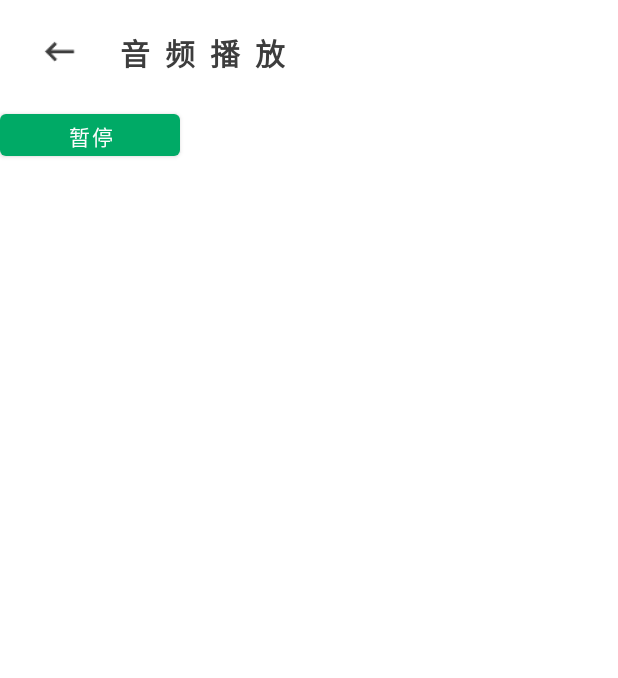
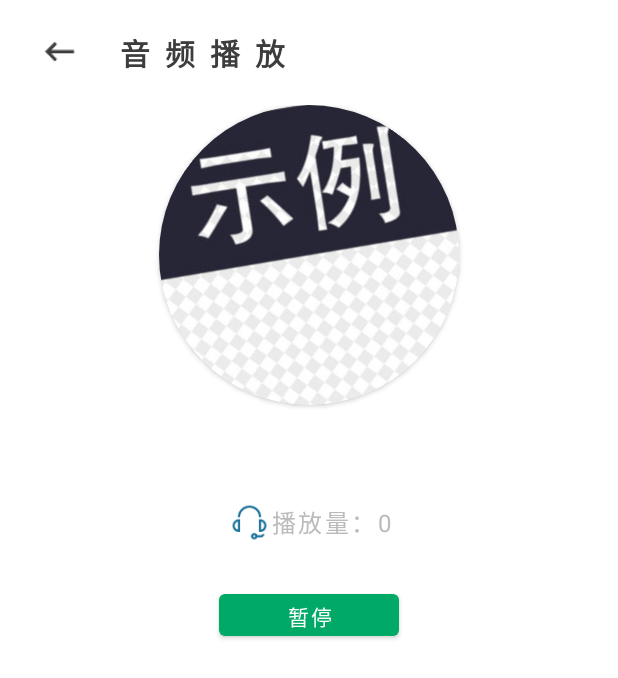
Before and after one commit to Tiriod/Mental, an Android app: the MeditationAudioActivity screen opened directly, with no data from a screen before it, after a tap on "播放", on a phone screen of 412 x 824 dp. Shown: the top 678 px of the screen. Run offline under Robolectric (Android 15) with nearby library versions, the light colour scheme and no system bars.

Commit message:
Initial commit

```diff
--- a/app/src/main/java/com/example/mental/Adapter/AudioCardAdapter.java
+++ b/app/src/main/java/com/example/mental/Adapter/AudioCardAdapter.java
@@ -19,7 +19,7 @@ import java.util.List;
 
 public class AudioCardAdapter extends RecyclerView.Adapter<AudioCardAdapter.AudioCardViewHolder> {
 
-    private List<AudioCardItem> audioCardItems;
+    private static List<AudioCardItem> audioCardItems;
     private Context context;
 
     public AudioCardAdapter(List<AudioCardItem> audioCardItems, Context context) {
@@ -70,8 +70,17 @@ public class AudioCardAdapter extends RecyclerView.Adapter<AudioCardAdapter.Audi
 
         @Override
         public void onClick(View view) {
-            Intent intent = new Intent(context, MeditationAudioActivity.class);
-            context.startActivity(intent);
+            int position = getAdapterPosition();
+            if (position != RecyclerView.NO_POSITION) {
+                AudioCardItem audioCardItem = audioCardItems.get(position);
+
+                Intent intent = new Intent(context, MeditationAudioActivity.class);
+                intent.putExtra("audioName", audioCardItem.getAudioName());
+                intent.putExtra("playCount", audioCardItem.getPlayCount());
+                intent.putExtra("audioImage", audioCardItem.getAudioImage());
+
+                context.startActivity(intent);
+            }
         }
     }
 }
--- a/app/src/main/java/com/example/mental/FunctionUI/MeditationAudioActivity.java
+++ b/app/src/main/java/com/example/mental/FunctionUI/MeditationAudioActivity.java
@@ -1,9 +1,15 @@
 package com.example.mental.FunctionUI;
 
+import android.animation.ObjectAnimator;
+import android.animation.ValueAnimator;
+import android.content.Intent;
 import android.media.MediaPlayer;
 import android.os.Bundle;
 import android.view.View;
+import android.view.animation.LinearInterpolator;
 import android.widget.Button;
+import android.widget.ImageView;
+import android.widget.TextView;
 
 import androidx.appcompat.app.AppCompatActivity;
 import androidx.recyclerview.widget.LinearLayoutManager;
@@ -16,6 +22,8 @@ public class MeditationAudioActivity extends AppCompatActivity {
     private MediaPlayer mediaPlayer;
     private Button playButton;
     private boolean isPlaying = false;
+    private ImageView audioImageView;
+    private boolean shouldRotate = false;
 
     @Override
     protected void onCreate(Bundle savedInstanceState) {
@@ -30,7 +38,24 @@ public class MeditationAudioActivity extends AppCompatActivity {
         HeaderAdapter headerAdapter = new HeaderAdapter(this, headerText);
         headerRecyclerView.setAdapter(headerAdapter);
 
-        playButton = findViewById(R.id.meditation_begin_audio);
+        // 根据获取传递的数据渲染的内容
+        Intent intent = getIntent();
+        String audioName = intent.getStringExtra("audioName");
+        int playCount = intent.getIntExtra("playCount", 0); // 0 是默认值
+        int audioImage = intent.getIntExtra("audioImage", 0); // 0 是默认值
+
+        // 渲染数据
+        TextView audioNameTextView = findViewById(R.id.meditationAudio_audioName);
+        TextView playCountTextView = findViewById(R.id.meditationAudio_count);
+        audioImageView = findViewById(R.id.meditationAudio_image);
+
+        audioNameTextView.setText(audioName);
+        playCountTextView.setText("播放量：" + playCount);
+        audioImageView.setImageResource(audioImage);
+
+
+        // 绑定音频播放按钮
+        playButton = findViewById(R.id.meditationAudio_begin);
         mediaPlayer = MediaPlayer.create(this, R.raw.toxic); // 替换为你的音频文件
 
         playButton.setOnClickListener(new View.OnClickListener() {
@@ -49,12 +74,33 @@ public class MeditationAudioActivity extends AppCompatActivity {
         mediaPlayer.start();
         isPlaying = true;
         playButton.setText("暂停");
+        shouldRotate = true;
+        rotateImage();
     }
 
     private void pauseAudio() {
         mediaPlayer.pause();
         isPlaying = false;
         playButton.setText("播放");
+        shouldRotate = false;
+    }
+
+    private void rotateImage() {
+        final ObjectAnimator rotation = ObjectAnimator.ofFloat(audioImageView, "rotation", 0f, 360f);
+        rotation.setDuration(2000); // 旋转一圈所需的时间（毫秒）
+        rotation.setRepeatCount(ObjectAnimator.INFINITE); // 无限次重复
+        rotation.setInterpolator(new LinearInterpolator()); // 线性插值器，使旋转平滑
+
+        rotation.addUpdateListener(new ValueAnimator.AnimatorUpdateListener() {
+            @Override
+            public void onAnimationUpdate(ValueAnimator animation) {
+                if (!shouldRotate) {
+                    rotation.cancel();
+                }
+            }
+        });
+
+        rotation.start();
     }
 
     @Override
--- a/app/src/main/res/layout/activity_meditationaudio.xml
+++ b/app/src/main/res/layout/activity_meditationaudio.xml
@@ -3,24 +3,89 @@
     xmlns:app="http://schemas.android.com/apk/res-auto"
     android:layout_width="match_parent"
     android:layout_height="match_parent">
+
     <androidx.recyclerview.widget.RecyclerView
         android:id="@+id/MeditationAudio"
         android:layout_width="match_parent"
         android:layout_height="wrap_content"
         android:orientation="vertical" />
+
     <LinearLayout
         android:layout_width="match_parent"
         android:layout_height="wrap_content"
-        android:layout_marginTop="70dp">
-        <Button
-            android:id="@+id/meditation_begin_audio"
-            android:layout_width="120dp"
-            android:layout_height="40dp"
+        android:layout_marginTop="70dp"
+        android:orientation="vertical">
+
+        <androidx.cardview.widget.CardView
+            android:layout_width="wrap_content"
+            android:layout_height="wrap_content"
             android:layout_gravity="center"
-            android:gravity="center"
-            android:text="播放"/>
+            app:cardCornerRadius="100dp">
+
+            <ImageView
+                android:id="@+id/meditationAudio_image"
+                android:layout_width="200dp"
+                android:layout_height="200dp"
+                android:background="@drawable/image_test" />
+        </androidx.cardview.widget.CardView>
+
+        <LinearLayout
+            android:layout_width="match_parent"
+            android:layout_height="100dp"
+            android:layout_marginTop="20dp"
+            android:gravity="center_horizontal"
+            android:orientation="vertical">
+
+            <TextView
+                android:id="@+id/meditationAudio_audioName"
+                android:layout_width="wrap_content"
+                android:layout_height="wrap_content"
+                android:letterSpacing="0.5"
+                android:text="音频名称"
+                android:textColor="@color/black"
+                android:textSize="32sp"
+                android:textStyle="bold" />
+
+            <FrameLayout
+                android:layout_width="wrap_content"
+                android:layout_height="wrap_content">
+
+                <ImageView
+                    android:layout_width="30dp"
+                    android:layout_height="30dp"
+                    android:background="@drawable/icon_earphone"/>
+
+                <TextView
+                    android:id="@+id/meditationAudio_count"
+                    android:layout_width="wrap_content"
+                    android:layout_height="30dp"
+                    android:layout_marginStart="30dp"
+                    android:gravity="center"
+                    android:letterSpacing="0.1"
+                    android:text="音频播放量:"
+                    android:textColor="@color/grey"
+                    android:textSize="16sp"
+                    android:textStyle="normal"/>
+            </FrameLayout>
+
+
+        </LinearLayout>
+
+        <LinearLayout
+            android:layout_width="match_parent"
+            android:layout_height="wrap_content"
+            android:gravity="center">
+
+            <Button
+                android:id="@+id/meditationAudio_begin"
+                android:layout_width="120dp"
+                android:layout_height="40dp"
+                android:layout_gravity="center"
+                android:gravity="center"
+                android:text="播放" />
+        </LinearLayout>
+        <!-- 添加头部标签的 RecyclerView -->
     </LinearLayout>
-    <!-- 添加头部标签的 RecyclerView -->
 
 
 </RelativeLayout>
--- a/app/src/main/res/layout/item_audiocard.xml
+++ b/app/src/main/res/layout/item_audiocard.xml
@@ -9,12 +9,17 @@
         android:layout_width="match_parent"
         android:layout_height="wrap_content"
         android:layout_margin="10dp">
+        <androidx.cardview.widget.CardView
+            android:layout_width="wrap_content"
+            android:layout_height="wrap_content"
+            app:cardCornerRadius="10dp"
+            app:cardElevation="0dp" >
+            <ImageView
+                android:id="@+id/card_audioCard_audioImage"
+                android:layout_width="80dp"
+                android:layout_height="80dp"/>
+        </androidx.cardview.widget.CardView>
 
-        <ImageView
-            android:id="@+id/card_audioCard_audioImage"
-            android:layout_width="80dp"
-            android:layout_height="80dp"
-            android:background="@drawable/shape_audiocard" />
 
         <LinearLayout
             android:layout_width="wrap_content"
```
Also changed, not shown: app/src/main/res/drawable-hdpi/icon_earphone.png (added), app/src/main/res/drawable-mdpi/icon_earphone.png (added), app/src/main/res/drawable-xhdpi/icon_earphone.png (added), app/src/main/res/drawable-xxhdpi/icon_earphone.png (added), app/src/main/res/drawable-xxxhdpi/icon_earphone.png (added).
